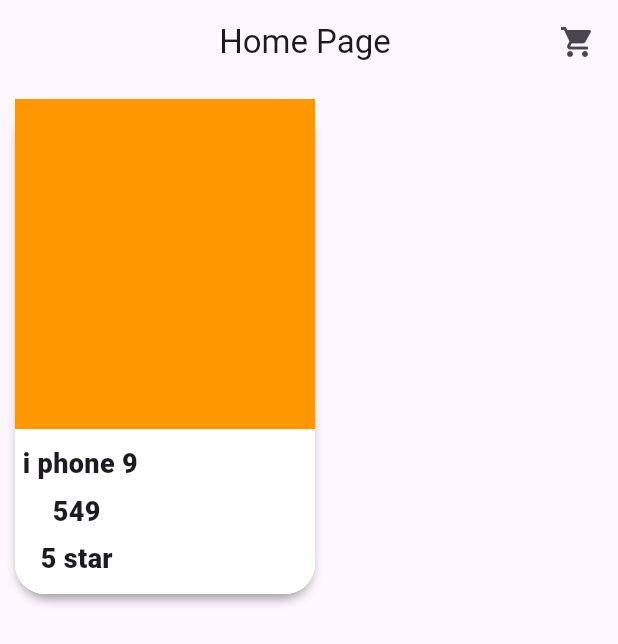
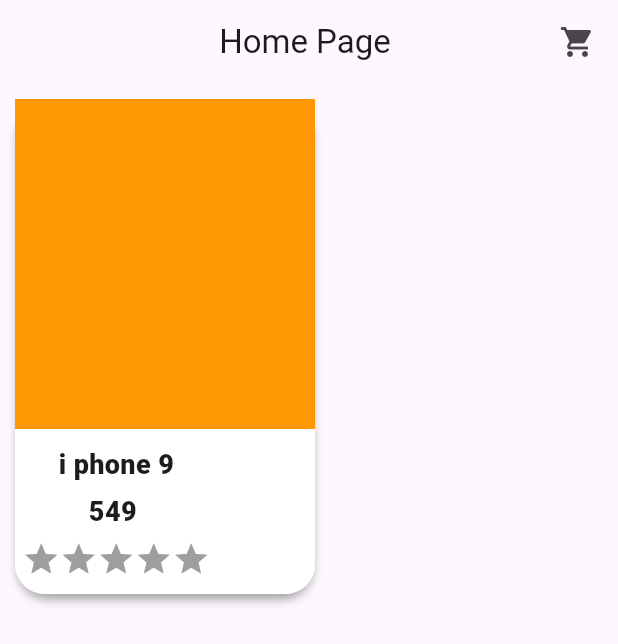
Before and after one commit to 4072-jenish/ecom_app, a Flutter app: the screen it shows after launch, on a phone screen of 412 x 824 dp. Shown: the top 644 px of the screen. Run offline on Flutter 3.47's test engine with Material 3 defaults, Android fonts, the phone set to English and light mode, and no system bars; drawn by our look-alikes of flutter_rating_bar.

Commit message:
star loop

```diff
--- a/lib/globla.dart
+++ b/lib/globla.dart
@@ -1,7 +1,4 @@
-import 'package:flutter/src/widgets/container.dart';
-
-class globle {
-  static List<Map<String, dynamic>> allproducts = [
+List<Map<String, dynamic>> allproducts = [
   {
     "products": [
       {
@@ -14,8 +11,7 @@ class globle {
         "stock": 94,
         "brand": "Apple",
         "category": "smartphones",
-          "thumbnail":
-              "https://cdn.dummyjson.com/product-images/1/thumbnail.jpg",
+        "thumbnail": "https://cdn.dummyjson.com/product-images/1/thumbnail.jpg",
         "images": [
           "https://cdn.dummyjson.com/product-images/1/1.jpg",
           "https://cdn.dummyjson.com/product-images/1/2.jpg",
@@ -35,8 +31,7 @@ class globle {
         "stock": 34,
         "brand": "Apple",
         "category": "smartphones",
-          "thumbnail":
-              "https://cdn.dummyjson.com/product-images/2/thumbnail.jpg",
+        "thumbnail": "https://cdn.dummyjson.com/product-images/2/thumbnail.jpg",
         "images": [
           "https://cdn.dummyjson.com/product-images/2/1.jpg",
           "https://cdn.dummyjson.com/product-images/2/2.jpg",
@@ -55,8 +50,7 @@ class globle {
         "stock": 36,
         "brand": "Samsung",
         "category": "smartphones",
-          "thumbnail":
-              "https://cdn.dummyjson.com/product-images/3/thumbnail.jpg",
+        "thumbnail": "https://cdn.dummyjson.com/product-images/3/thumbnail.jpg",
         "images": ["https://cdn.dummyjson.com/product-images/3/1.jpg"]
       },
       {
@@ -69,8 +63,7 @@ class globle {
         "stock": 123,
         "brand": "OPPO",
         "category": "smartphones",
-          "thumbnail":
-              "https://cdn.dummyjson.com/product-images/4/thumbnail.jpg",
+        "thumbnail": "https://cdn.dummyjson.com/product-images/4/thumbnail.jpg",
         "images": [
           "https://cdn.dummyjson.com/product-images/4/1.jpg",
           "https://cdn.dummyjson.com/product-images/4/2.jpg",
@@ -90,8 +83,7 @@ class globle {
         "stock": 32,
         "brand": "Huawei",
         "category": "smartphones",
-          "thumbnail":
-              "https://cdn.dummyjson.com/product-images/5/thumbnail.jpg",
+        "thumbnail": "https://cdn.dummyjson.com/product-images/5/thumbnail.jpg",
         "images": [
           "https://cdn.dummyjson.com/product-images/5/1.jpg",
           "https://cdn.dummyjson.com/product-images/5/2.jpg",
@@ -109,8 +101,7 @@ class globle {
         "stock": 83,
         "brand": "Apple",
         "category": "laptops",
-          "thumbnail":
-              "https://cdn.dummyjson.com/product-images/6/thumbnail.png",
+        "thumbnail": "https://cdn.dummyjson.com/product-images/6/thumbnail.png",
         "images": [
           "https://cdn.dummyjson.com/product-images/6/1.png",
           "https://cdn.dummyjson.com/product-images/6/2.jpg",
@@ -129,8 +120,7 @@ class globle {
         "stock": 50,
         "brand": "Samsung",
         "category": "laptops",
-          "thumbnail":
-              "https://cdn.dummyjson.com/product-images/7/thumbnail.jpg",
+        "thumbnail": "https://cdn.dummyjson.com/product-images/7/thumbnail.jpg",
         "images": [
           "https://cdn.dummyjson.com/product-images/7/1.jpg",
           "https://cdn.dummyjson.com/product-images/7/2.jpg",
@@ -149,8 +139,7 @@ class globle {
         "stock": 68,
         "brand": "Microsoft Surface",
         "category": "laptops",
-          "thumbnail":
-              "https://cdn.dummyjson.com/product-images/8/thumbnail.jpg",
+        "thumbnail": "https://cdn.dummyjson.com/product-images/8/thumbnail.jpg",
         "images": [
           "https://cdn.dummyjson.com/product-images/8/1.jpg",
           "https://cdn.dummyjson.com/product-images/8/2.jpg",
@@ -170,8 +159,7 @@ class globle {
         "stock": 96,
         "brand": "Infinix",
         "category": "laptops",
-          "thumbnail":
-              "https://cdn.dummyjson.com/product-images/9/thumbnail.jpg",
+        "thumbnail": "https://cdn.dummyjson.com/product-images/9/thumbnail.jpg",
         "images": [
           "https://cdn.dummyjson.com/product-images/9/1.jpg",
           "https://cdn.dummyjson.com/product-images/9/2.png",
@@ -615,6 +603,3 @@ class globle {
     ],
   },
 ];
-
-  static map(Container Function(dynamic e) param0) {}
-}
--- a/lib/home page.dart
+++ b/lib/home page.dart
@@ -1,6 +1,8 @@
-// ignore_for_file: unused_local_variable
+import 'package:ecom_app/globla.dart';
+import 'package:flutter/material.dart';
+import 'dart:ui';
 
-import 'package:flutter/material.dart';
+import 'package:flutter_rating_bar/flutter_rating_bar.dart';
 
 class homepage extends StatelessWidget {
   const homepage({super.key});
@@ -20,7 +22,15 @@ class homepage extends StatelessWidget {
             ),
           ],
         ),
-      body: Container(
+
+        body:
+
+         SingleChildScrollView(
+          scrollDirection: Axis.horizontal,
+          child: Row(
+            children: allproducts
+                .map(
+                  (e) => Container(
                     margin: const EdgeInsets.all(10),
                     height: 330,
                     width: 200,
@@ -47,18 +57,19 @@ class homepage extends StatelessWidget {
                             flex: 1,
                             child: Container(
                               padding: const EdgeInsets.all(5),
-                  decoration: const BoxDecoration(
+                              decoration: const  BoxDecoration(
                                   color: Colors.white,
                                   borderRadius: BorderRadius.only(
                                     bottomLeft: Radius.circular(20),
                                     bottomRight: Radius.circular(20),
                                   )),
-                  child: const Align(
+                              child:  Align(
                                 alignment: Alignment.topLeft,
                                 child: Column(
-                      mainAxisAlignment: MainAxisAlignment.spaceEvenly,
+                                  mainAxisAlignment:
+                                      MainAxisAlignment.spaceEvenly,
                                   children: [
-                        Text(
+                                   const Text(
                                       "i phone 9",
                                       overflow: TextOverflow.ellipsis,
                                       style: TextStyle(
@@ -66,7 +77,7 @@ class homepage extends StatelessWidget {
                                         fontWeight: FontWeight.w900,
                                       ),
                                     ),
-                        Text(
+                                   const Text(
                                       "549 ",
                                       overflow: TextOverflow.ellipsis,
                                       style: TextStyle(
@@ -74,14 +85,15 @@ class homepage extends StatelessWidget {
                                         fontWeight: FontWeight.w900,
                                       ),
                                     ),
-                        Text(
-                          "5 star ",
-                          overflow: TextOverflow.ellipsis,
-                          style: TextStyle(
-                            fontSize: 18,
-                            fontWeight: FontWeight.w900,
-                          ),
-                        ),
+                                    RatingBarIndicator(
+                                      itemCount: 5,
+                                      itemSize: 25,
+                                       itemBuilder: (context,i){
+                                        return const Icon(
+                                          Icons.star,
+                                          color: Colors.yellow,
+                                        );
+                                       }),
                                   ],
                                 ),
                               ),
@@ -89,6 +101,9 @@ class homepage extends StatelessWidget {
                       ],
                     ),
                   ),
-    );
+                )
+                .toList(),
+          ),
+        ));
   }
 }
--- a/pubspec.yaml
+++ b/pubspec.yaml
@@ -35,6 +35,7 @@ dependencies:
   # The following adds the Cupertino Icons font to your application.
   # Use with the CupertinoIcons class for iOS style icons.
   cupertino_icons: ^1.0.6
+  flutter_rating_bar: ^4.0.1
 
 dev_dependencies:
   flutter_test:
```
Also changed, not shown: lib/main.dart (line endings or trailing spaces), pubspec.lock. Lines whose indentation alone changed are shown as unchanged.
